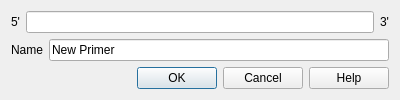
violethaze74/ugene, file src/plugins/pcr/src/ui/AddPrimerDialog.ui: the form before one commit.
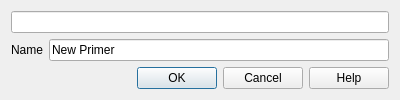
The form after the commit. Custom widgets are drawn as their Qt base class.

The edit to the form file:
```diff
--- a/src/plugins/pcr/src/ui/AddPrimerDialog.ui
+++ b/src/plugins/pcr/src/ui/AddPrimerDialog.ui
@@ -15,29 +15,11 @@
   </property>
   <layout class="QVBoxLayout" name="verticalLayout">
    <item>
-    <layout class="QHBoxLayout" name="horizontalLayout">
-     <item>
-      <widget class="QLabel" name="label_2">
-       <property name="text">
-        <string>5'</string>
-       </property>
-      </widget>
-     </item>
-     <item>
-      <widget class="QLineEdit" name="primerEdit">
+    <widget class="U2::PrimerLineEdit" name="primerEdit">
        <property name="maxLength">
         <number>1024</number>
        </property>
       </widget>
-     </item>
-     <item>
-      <widget class="QLabel" name="label_3">
-       <property name="text">
-        <string>3'</string>
-       </property>
-      </widget>
-     </item>
-    </layout>
    </item>
    <item>
     <layout class="QGridLayout" name="gridLayout">
@@ -72,6 +54,13 @@
    </item>
   </layout>
  </widget>
+ <customwidgets>
+  <customwidget>
+   <class>U2::PrimerLineEdit</class>
+   <extends>QLineEdit</extends>
+   <header>PrimerLineEdit.h</header>
+  </customwidget>
+ </customwidgets>
  <resources/>
  <connections>
   <connection>
```
Lines whose indentation alone changed are shown as unchanged.
